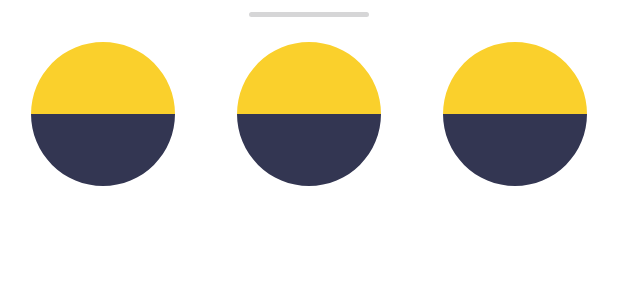
After one commit to olariagamartin/Chess-Clock, an Android app: the layout bottom_sheet_select_theme.xml on its own in the app's theme, with its tools: preview values and no code run, on a phone screen of 412 x 824 dp. The commit adds this screen. Shown: the top 300 px of the screen. Run offline under Robolectric (Android 15) with nearby library versions, the phone set to English and light mode, and no system bars.

Commit message:
feature: setup select theme feature

```diff
--- /dev/null
+++ b/app/src/main/res/drawable/bottom_sheet_background.xml
@@ -0,0 +1,9 @@
+<?xml version="1.0" encoding="utf-8"?>
+<shape xmlns:android="http://schemas.android.com/apk/res/android"
+    android:shape="rectangle">
+    <solid android:color="@color/white" />
+    <corners
+        android:topLeftRadius="8dp"
+        android:topRightRadius="8dp" />
+
+</shape>
--- /dev/null
+++ b/app/src/main/res/drawable/bottom_sheet_top_dragger.xml
@@ -0,0 +1,8 @@
+<?xml version="1.0" encoding="utf-8"?>
+<shape xmlns:android="http://schemas.android.com/apk/res/android"
+    android:shape="rectangle">
+    <solid android:color="@color/white" />
+    <corners
+        android:radius="4dp"/>
+
+</shape>
--- /dev/null
+++ b/app/src/main/res/drawable/ic_theme_color.xml
@@ -0,0 +1,9 @@
+<vector xmlns:android="http://schemas.android.com/apk/res/android"
+    android:width="96dp"
+    android:height="48dp"
+    android:viewportWidth="96"
+    android:viewportHeight="48">
+  <path
+      android:pathData="M0,-0C-0,6.3035 1.2416,12.5452 3.6538,18.3688C6.066,24.1924 9.6017,29.4839 14.0589,33.9411C18.5161,38.3983 23.8076,41.934 29.6312,44.3462C35.4548,46.7584 41.6965,48 48,48C54.3034,48 60.5452,46.7584 66.3688,44.3462C72.1924,41.934 77.4839,38.3983 81.9411,33.9411C86.3983,29.4839 89.934,24.1924 92.3462,18.3688C94.7584,12.5452 96,6.3035 96,0H48L0,-0Z"
+      android:fillColor="#FAFAFA"/>
+</vector>
--- /dev/null
+++ b/app/src/main/res/drawable/ic_theme_selected.xml
@@ -0,0 +1,12 @@
+<vector xmlns:android="http://schemas.android.com/apk/res/android"
+    android:width="60dp"
+    android:height="60dp"
+    android:viewportWidth="60"
+    android:viewportHeight="60">
+  <path
+      android:pathData="M30,30m-20,0a20,20 0,1 1,40 0a20,20 0,1 1,-40 0"
+      android:fillColor="#FAFAFA"/>
+  <path
+      android:pathData="M27,34.2001L22.8,30.0001L21.4,31.4001L27,37.0001L39,25.0001L37.6,23.6001L27,34.2001Z"
+      android:fillColor="#424242"/>
+</vector>
--- /dev/null
+++ b/app/src/main/res/layout/bottom_sheet_select_theme.xml
@@ -0,0 +1,37 @@
+<?xml version="1.0" encoding="utf-8"?>
+<androidx.constraintlayout.widget.ConstraintLayout xmlns:android="http://schemas.android.com/apk/res/android"
+    android:layout_width="match_parent"
+    android:layout_height="match_parent"
+    xmlns:tools="http://schemas.android.com/tools"
+    xmlns:app="http://schemas.android.com/apk/res-auto"
+    android:background="@drawable/bottom_sheet_background">
+
+    <View
+        android:id="@+id/dragger"
+        android:layout_width="80dp"
+        android:layout_height="3dp"
+        android:background="@drawable/bottom_sheet_top_dragger"
+        android:backgroundTint="@color/grey_500"
+        android:layout_marginTop="8dp"
+        app:layout_constraintTop_toTopOf="parent"
+        app:layout_constraintEnd_toEndOf="parent"
+        app:layout_constraintStart_toStartOf="parent"/>
+
+
+    <GridView
+        android:id="@+id/grid_themes"
+        android:layout_width="match_parent"
+        android:layout_height="match_parent"
+        android:numColumns="3"
+        android:gravity="center"
+        android:orientation="vertical"
+        app:layoutManager="androidx.recyclerview.widget.GridLayoutManager"
+        tools:listitem="@layout/theme_item"
+        android:layout_marginVertical="20dp"
+        app:layout_constraintBottom_toBottomOf="parent"
+        app:layout_constraintEnd_toEndOf="parent"
+        app:layout_constraintStart_toStartOf="parent"
+        app:layout_constraintTop_toBottomOf="@+id/dragger"/>
+
+
+</androidx.constraintlayout.widget.ConstraintLayout>
--- /dev/null
+++ b/app/src/main/res/layout/theme_item.xml
@@ -0,0 +1,48 @@
+<?xml version="1.0" encoding="utf-8"?>
+<androidx.constraintlayout.widget.ConstraintLayout xmlns:android="http://schemas.android.com/apk/res/android"
+    xmlns:app="http://schemas.android.com/apk/res-auto"
+    xmlns:tools="http://schemas.android.com/tools"
+    android:layout_width="wrap_content"
+    android:layout_height="wrap_content">
+
+    <ImageView
+        android:id="@+id/color_one"
+        android:layout_width="wrap_content"
+        android:layout_height="wrap_content"
+        android:rotation="180"
+        android:src="@drawable/ic_theme_color"
+        app:tint="@color/yellow"
+        android:layout_marginTop="8dp"
+        android:layout_marginHorizontal="8dp"
+        app:layout_constraintBottom_toTopOf="@+id/color_two"
+        app:layout_constraintEnd_toEndOf="parent"
+        app:layout_constraintStart_toStartOf="parent"
+        app:layout_constraintTop_toTopOf="parent"
+        app:layout_constraintVertical_chainStyle="packed" />
+
+    <ImageView
+        android:id="@+id/color_two"
+        android:layout_width="wrap_content"
+        android:layout_height="wrap_content"
+        android:src="@drawable/ic_theme_color"
+        app:tint="@color/dark_blue"
+        android:layout_marginBottom="8dp"
+        android:layout_marginHorizontal="8dp"
+        app:layout_constraintBottom_toBottomOf="parent"
+        app:layout_constraintEnd_toEndOf="parent"
+        app:layout_constraintStart_toStartOf="parent"
+        app:layout_constraintTop_toBottomOf="@+id/color_one" />
+
+
+    <ImageView
+        android:id="@+id/is_selected"
+        android:layout_width="wrap_content"
+        android:layout_height="wrap_content"
+        android:src="@drawable/ic_theme_selected"
+        android:visibility="invisible"
+        app:layout_constraintBottom_toBottomOf="parent"
+        app:layout_constraintEnd_toEndOf="parent"
+        app:layout_constraintStart_toStartOf="parent"
+        app:layout_constraintTop_toTopOf="parent" />
+
+</androidx.constraintlayout.widget.ConstraintLayout>
--- a/app/src/main/res/values/themes.xml
+++ b/app/src/main/res/values/themes.xml
@@ -13,6 +13,8 @@
         <!-- Customize your theme here. -->
 
         <item name="materialAlertDialogTheme">@style/AlertDialogCustom</item>
+
+        <item name="bottomSheetStyle">@style/BottomSheetDialogTheme</item>
 
     </style>
 
@@ -72,4 +74,14 @@
     </style>
     <!-- -->
 
+
+    <!-- round corner bottom sheet -->
+    <style name="BottomSheetDialogTheme" parent="Theme.Design.Light.BottomSheetDialog" >
+        <item name="bottomSheetStyle">@style/BottomSheetStyle</item>
+    </style>
+
+    <style name="BottomSheetStyle" parent="Widget.Design.BottomSheet.Modal">
+        <item name="android:background">@android:color/transparent</item>
+    </style>
+
 </resources>
```
Also changed, not shown: app/src/main/java/com/themarto/chessclock/select_theme/BottomSheetSelectTheme.kt (added, +79 -0 lines), app/src/main/java/com/themarto/chessclock/select_theme/ThemeListAdapter.kt (added, +48 -0 lines), app/src/main/java/com/themarto/chessclock/select_theme/ThemeUtils.kt (added, +36 -0 lines), app/src/main/java/com/themarto/chessclock/select_theme/models/Theme.kt (added, +11 -0 lines).
